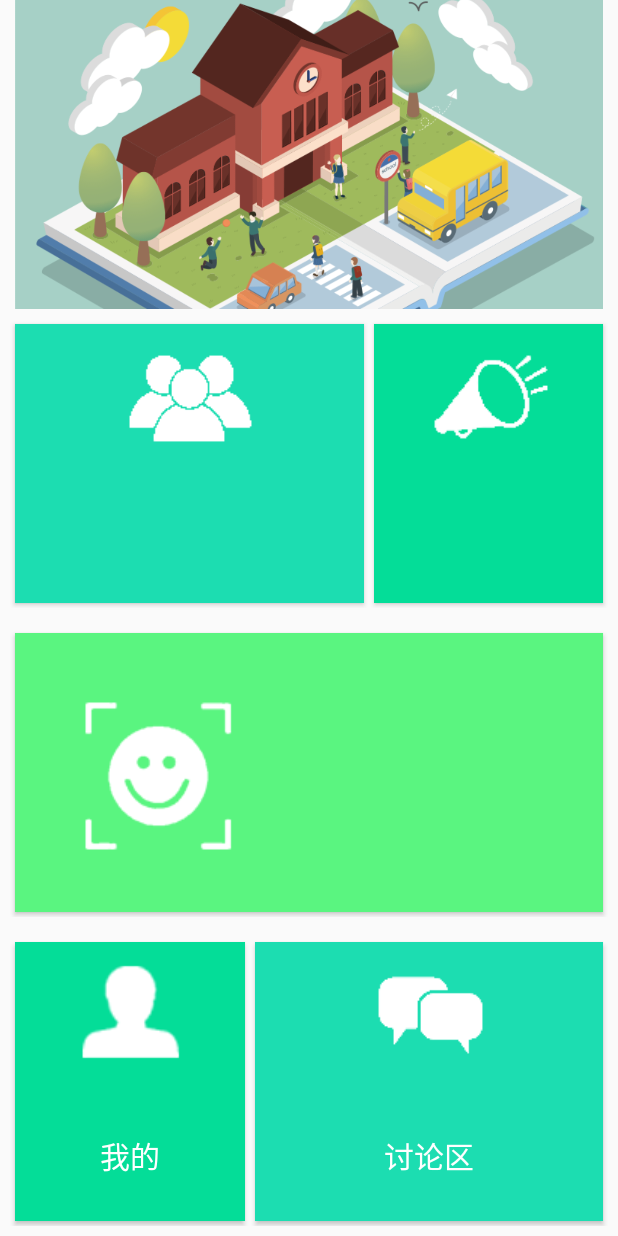
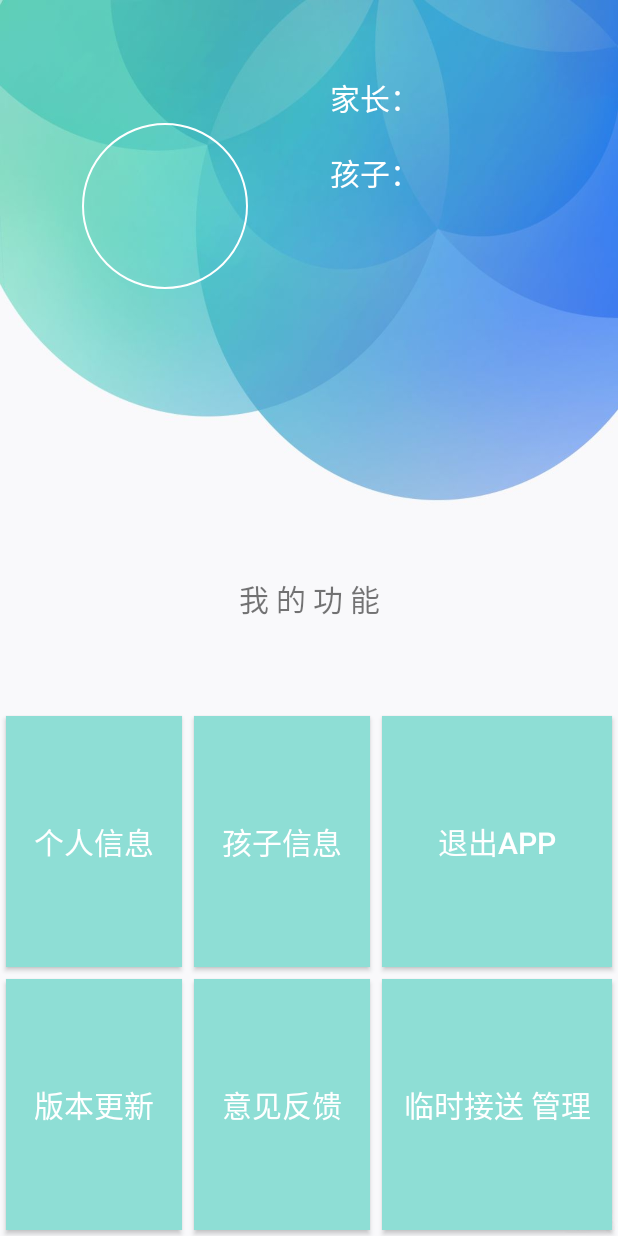
Before and after one commit to StarsSummer/facedemo-master, an Android app: the FunctionActivity screen opened directly, with no data from a screen before it, after a tap on "我的", on a phone screen of 412 x 824 dp. Run offline under Robolectric (Android 15) with nearby library versions, the phone set to English and light mode, and no system bars; 5 statements that could not run were skipped.

Commit message:
person center & annouce without server

```diff
--- a/app/src/main/AndroidManifest.xml
+++ b/app/src/main/AndroidManifest.xml
@@ -31,6 +31,9 @@
         <activity android:name=".DetecterActivity" android:screenOrientation="portrait" />
         <activity android:name=".FunctionActivity" android:screenOrientation="portrait" />
         <activity android:name=".ChatActivity" android:screenOrientation="portrait" />
+        <activity android:name=".AnnoActivity" android:screenOrientation="portrait" />
+        <activity android:name=".SelfActivity" android:screenOrientation="portrait" />
+
     </application>
 
 </manifest>
--- a/app/src/main/java/com/zeroingin/x/facedemo/FaceDB.java
+++ b/app/src/main/java/com/zeroingin/x/facedemo/FaceDB.java
@@ -1,5 +1,6 @@
 package com.zeroingin.x.facedemo;
 
+import android.database.sqlite.SQLiteDatabase;
 import android.util.Log;
 
 import com.arcsoft.facerecognition.AFR_FSDKEngine;
@@ -148,6 +149,8 @@ public class FaceDB {
     public void addFace(String name,String status, AFR_FSDKFace face) {
         try {
             //check if already registered.
+
+
             boolean add = true;
             boolean isSame = false;
             for (FaceRegist frface : mRegister) {
@@ -169,6 +172,8 @@ public class FaceDB {
                 FaceRegist frface = new FaceRegist(name,status);
                 frface.mFaceList.add(face);
                 mRegister.add(frface);
+
+
             }
 
             if (!isSame) {  //重复特征则不保存信息
--- a/app/src/main/java/com/zeroingin/x/facedemo/FunctionActivity.java
+++ b/app/src/main/java/com/zeroingin/x/facedemo/FunctionActivity.java
@@ -51,6 +51,22 @@ public class FunctionActivity extends Activity implements View.OnClickListener{
                 chatintent.putExtra("name",name);
                 startActivity(chatintent);
                 break;
+            case  R.id.Button_veri:
+                Intent camintent = new Intent(FunctionActivity.this,DetecterActivity.class);
+                startActivity(camintent);
+                break;
+            case  R.id.Button_anno:
+                Intent annintent = new Intent(FunctionActivity.this,AnnoActivity.class);
+                annintent.putExtra("role",role);
+                annintent.putExtra("name",name);
+                startActivity(annintent);
+                break;
+            case R.id.Button_self:
+                Intent selintent = new Intent(FunctionActivity.this,SelfActivity.class);
+                selintent.putExtra("role",role);
+                selintent.putExtra("name",name);
+                startActivity(selintent);
+                break;
             default:
                 break;
         }
--- /dev/null
+++ b/app/src/main/java/com/zeroingin/x/facedemo/SelfActivity.java
@@ -0,0 +1,51 @@
+package com.zeroingin.x.facedemo;
+
+import android.app.Activity;
+import android.content.Intent;
+import android.os.Bundle;
+import android.view.View;
+import android.widget.Button;
+import android.widget.TextView;
+import android.widget.Toast;
+
+/**
+ * Created by 111 on 2018/4/6.
+ */
+
+public class SelfActivity extends Activity{
+    private String role;
+    private String name;
+    private TextView textView1;
+    private TextView textView2;
+    private Button button1;
+    private Button button2;
+
+    @Override
+    protected void  onCreate(Bundle savedInstanceState){
+        super.onCreate(savedInstanceState);
+        setContentView(R.layout.activity_self);
+        Intent roleintent = getIntent();
+        role = roleintent.getStringExtra("role");
+        name = roleintent.getStringExtra("name");
+        changepage();
+    }
+
+    private void changepage(){
+        textView1 = (TextView) findViewById(R.id.name_parent);
+        textView2 = (TextView) findViewById(R.id.name_child);
+        button1 = (Button) findViewById(R.id.Button_self2);
+        button2 = (Button) findViewById(R.id.Button_self6);
+        if(role.equals("教师")){
+            textView1.setText(role +"："+name);
+            textView2.setText("班级：");
+            button1.setText("班级信息");
+            button2.setVisibility(View.INVISIBLE);
+            button2.setClickable(false);
+        }
+        if(role.equals("家长")){
+            textView1.setText(role +"："+name);
+            textView2.setText("孩子：");
+            button1.setText("孩子信息");
+        }
+    }
+}
--- /dev/null
+++ b/app/src/main/res/drawable/circlehead.xml
@@ -0,0 +1,23 @@
+<?xml version="1.0" encoding="utf-8"?>
+<layer-list xmlns:android="http://schemas.android.com/apk/res/android" >
+
+    <!-- 图层1(oval) -->
+    <!-- left,top,right,bottom定义为-10，是为了扩大oval，达到覆盖四角的效果 -->
+    <item android:left="5dp" android:top="5dp" android:right="5dp" android:bottom="5dp">
+        <shape
+            android:shape="oval">
+            <!-- oval_inner[内部] -->
+            <solid android:color="#0000" />
+            <!-- oval_outer[边线] ，使用时改成父控件颜色即可-->
+            <stroke
+                android:width="1dp"
+                android:color="#ffffff" />
+            <!-- oval_inner_size[大小(除去边线)] ，也是最终裸露出来的圆形图像区域-->
+            <size
+                android:height="50dp"
+                android:width="50dp" />
+            <!-- 使oval_inner透明，裸露出将来设置的背景图片 -->
+            <gradient android:centerColor="#0000" />
+        </shape>
+    </item>
+</layer-list>
--- /dev/null
+++ b/app/src/main/res/layout/activity_self.xml
@@ -0,0 +1,111 @@
+<?xml version="1.0" encoding="utf-8"?>
+<LinearLayout xmlns:android="http://schemas.android.com/apk/res/android"
+    android:orientation="vertical" android:layout_width="match_parent"
+    android:layout_height="match_parent"
+    android:background="@drawable/set_bg">
+    <RelativeLayout
+        android:layout_width="match_parent"
+        android:layout_height="match_parent"
+        android:layout_weight="2"
+        >
+        <ImageView
+            android:id="@+id/head_circle"
+            android:layout_centerVertical="true"
+            android:background="@drawable/circlehead"
+            android:layout_width="120dp"
+            android:layout_height="120dp"
+            android:layout_marginLeft="50dp"/>
+        <TextView
+            android:id="@+id/name_parent"
+            android:layout_width="200dp"
+            android:layout_height="50dp"
+            android:layout_marginLeft="50dp"
+            android:layout_marginTop="50dp"
+            android:text="家长："
+            android:textSize="20dp"
+            android:textColor="@color/colorWhite"
+            android:layout_toRightOf="@+id/head_circle"/>
+        <TextView
+            android:id="@+id/name_child"
+            android:layout_width="200dp"
+            android:layout_height="50dp"
+            android:layout_marginLeft="50dp"
+            android:text="孩子："
+            android:textSize="20dp"
+            android:textColor="@color/colorWhite"
+            android:layout_toRightOf="@+id/head_circle"
+            android:layout_below="@+id/name_parent"/>
+    </RelativeLayout>
+    <GridLayout
+        android:layout_marginTop="50dp"
+        android:layout_width="match_parent"
+        android:layout_height="match_parent"
+        android:layout_weight="1"
+        android:rowCount="3"
+        android:columnCount="3">
+
+        <TextView
+            android:layout_columnSpan="3"
+            android:layout_gravity="fill_horizontal"
+            android:layout_columnWeight="3"
+            android:layout_rowWeight="1"
+            android:text="我 的 功 能"
+            android:textSize="20dp"
+            android:gravity="center"/>
+        <Button
+            android:id="@+id/Button_self1"
+            android:layout_margin="4dp"
+            android:layout_columnWeight="1"
+            android:layout_rowWeight="1"
+            android:background="#8eded5"
+            android:text="个人信息"
+            android:textColor="@color/colorWhite"
+            android:textSize="20dp"/>
+        <Button
+            android:id="@+id/Button_self2"
+            android:layout_margin="4dp"
+            android:layout_columnWeight="1"
+            android:layout_rowWeight="1"
+            android:background="#8eded5"
+            android:text="孩子信息"
+            android:textColor="@color/colorWhite"
+            android:textSize="20dp"/>
+        <Button
+            android:id="@+id/Button_self3"
+            android:layout_margin="4dp"
+            android:layout_columnWeight="1"
+            android:layout_rowWeight="1"
+            android:background="#8eded5"
+            android:text="退出app"
+            android:textColor="@color/colorWhite"
+            android:textSize="20dp"/>
+        <Button
+            android:id="@+id/Button_self4"
+            android:layout_margin="4dp"
+            android:layout_columnWeight="1"
+            android:layout_rowWeight="1"
+            android:background="#8eded5"
+            android:text="版本更新"
+            android:textColor="@color/colorWhite"
+            android:textSize="20dp"/>
+        <Button
+            android:id="@+id/Button_self5"
+            android:layout_margin="4dp"
+            android:layout_columnWeight="1"
+            android:layout_rowWeight="1"
+            android:background="#8eded5"
+            android:text="意见反馈"
+            android:textColor="@color/colorWhite"
+            android:textSize="20dp"/>
+        <Button
+            android:id="@+id/Button_self6"
+            android:layout_margin="4dp"
+            android:layout_columnWeight="1"
+            android:layout_rowWeight="1"
+            android:background="#8eded5"
+            android:text="临时接送
+管理"
+            android:textColor="@color/colorWhite"
+            android:textSize="20dp"/>
+    </GridLayout>
+</LinearLayout>
```
Also changed, not shown: app/src/main/java/com/zeroingin/x/facedemo/AnnoActivity.java (added, +37 -0 lines), app/src/main/java/com/zeroingin/x/facedemo/MainActivity.java (+19 -7 lines), app/src/main/java/com/zeroingin/x/facedemo/MySqliteHelper.java (+22 -1 lines), app/src/main/java/com/zeroingin/x/facedemo/RegisterActivity.java (+32 -0 lines), app/src/main/res/layout/activity_anno.xml (added, +36 -0 lines), app/src/main/res/drawable/set_bg.jpg (added), 1 other file.
